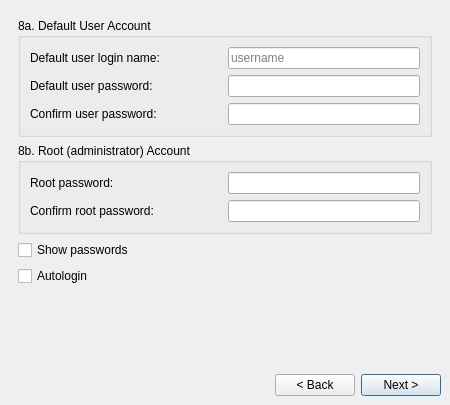
Qt form meinstall.ui (anticapitalista/MX-installer) before a commit.
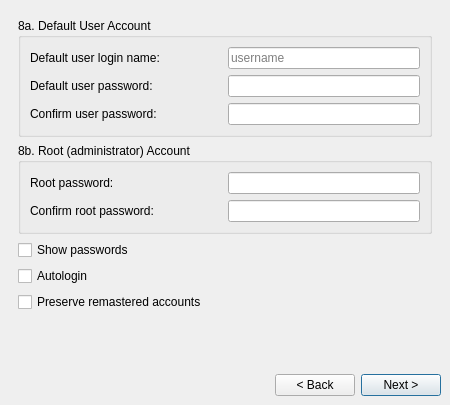
The same form after that commit. The open tabs and pages were chosen to show the change.

Commit message: added option to install remastered ISOs

```diff
--- a/meinstall.ui
+++ b/meinstall.ui
@@ -1461,7 +1461,7 @@
          </layout>
         </widget>
        </item>
-       <item row="4" column="0">
+       <item row="5" column="0">
         <spacer>
          <property name="orientation">
           <enum>Qt::Vertical</enum>
@@ -1605,6 +1605,16 @@
          </property>
         </widget>
        </item>
+       <item row="4" column="0">
+        <widget class="QCheckBox" name="remasterCheckBox">
+         <property name="toolTip">
+          <string>Use this option only for installing remastered ISOs</string>
+         </property>
+         <property name="text">
+          <string>Preserve remastered accounts</string>
+         </property>
+        </widget>
+       </item>
       </layout>
      </widget>
      <widget class="QWidget" name="WStackPage">
```
Left out of the diff: 66 changed lines with no effect on the pictures. The commit also changes 2 other files.
